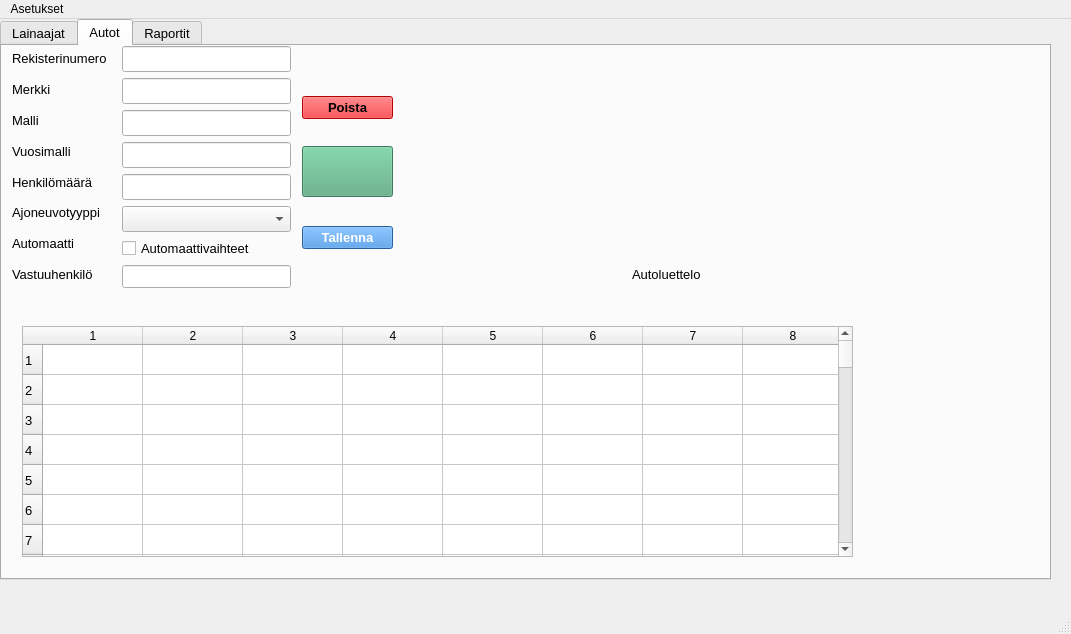
Above: administrative.ui from katalav/Autolainaus_hallinta before the change. Below: the same form after it.
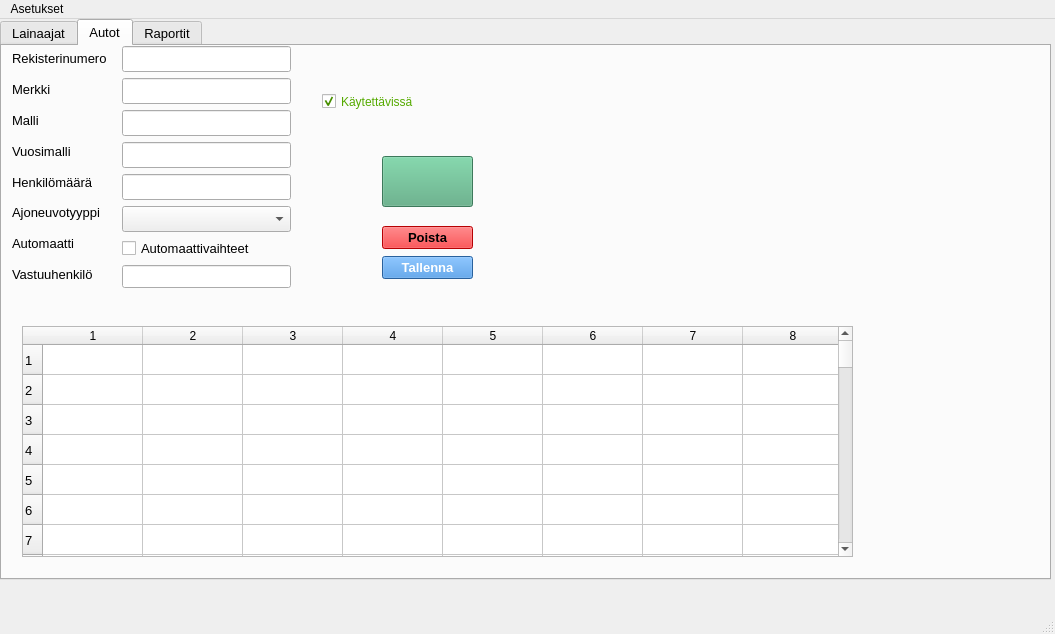
That is the form after the change. The open tabs and pages were chosen to show the change. Icons and pictures are not drawn.

What changed in the file:
```diff
--- a/administrative.ui
+++ b/administrative.ui
@@ -6,7 +6,7 @@
    <rect>
     <x>0</x>
     <y>0</y>
-    <width>1071</width>
+    <width>1055</width>
     <height>634</height>
    </rect>
   </property>
@@ -486,8 +486,8 @@
      <widget class="QPushButton" name="saveVehiclePushButton">
       <property name="geometry">
        <rect>
-        <x>300</x>
-        <y>180</y>
+        <x>380</x>
+        <y>210</y>
         <width>91</width>
         <height>23</height>
        </rect>
@@ -647,25 +647,13 @@
       <column/>
       <column/>
       <column/>
-     </widget>
-     <widget class="QLabel" name="vehicleListLabel">
-      <property name="geometry">
-       <rect>
-        <x>630</x>
-        <y>220</y>
-        <width>101</width>
-        <height>16</height>
-       </rect>
-      </property>
-      <property name="text">
-       <string>Autoluettelo</string>
-      </property>
+      <column/>
      </widget>
      <widget class="QPushButton" name="openPicturesPushButton">
       <property name="geometry">
        <rect>
-        <x>300</x>
-        <y>100</y>
+        <x>380</x>
+        <y>110</y>
         <width>91</width>
         <height>51</height>
        </rect>
@@ -692,8 +680,8 @@
      <widget class="QLabel" name="carPhotoLabel">
       <property name="geometry">
        <rect>
-        <x>450</x>
-        <y>30</y>
+        <x>570</x>
+        <y>50</y>
         <width>261</width>
         <height>181</height>
        </rect>
@@ -717,8 +705,8 @@
      <widget class="QPushButton" name="removeVehiclePushButton">
       <property name="geometry">
        <rect>
-        <x>300</x>
-        <y>50</y>
+        <x>380</x>
+        <y>180</y>
         <width>91</width>
         <height>23</height>
        </rect>
@@ -740,6 +728,27 @@
        <string>Poista</string>
       </property>
      </widget>
+     <widget class="QCheckBox" name="lendableCheckBox">
+      <property name="geometry">
+       <rect>
+        <x>320</x>
+        <y>30</y>
+        <width>171</width>
+        <height>51</height>
+       </rect>
+      </property>
+      <property name="styleSheet">
+       <string notr="true">
+color: rgb(85, 170, 0);
+font: 14pt &quot;Segoe UI&quot;;</string>
+      </property>
+      <property name="text">
+       <string>Käytettävissä</string>
+      </property>
+      <property name="checked">
+       <bool>true</bool>
+      </property>
+     </widget>
     </widget>
     <widget class="QWidget" name="reportsTab">
      <property name="cursor">
@@ -11026,7 +11035,7 @@
     <rect>
      <x>0</x>
      <y>0</y>
-     <width>1071</width>
+     <width>1055</width>
      <height>33</height>
     </rect>
    </property>
```
Left out of the diff: 32 changed lines with no effect on the pictures.
